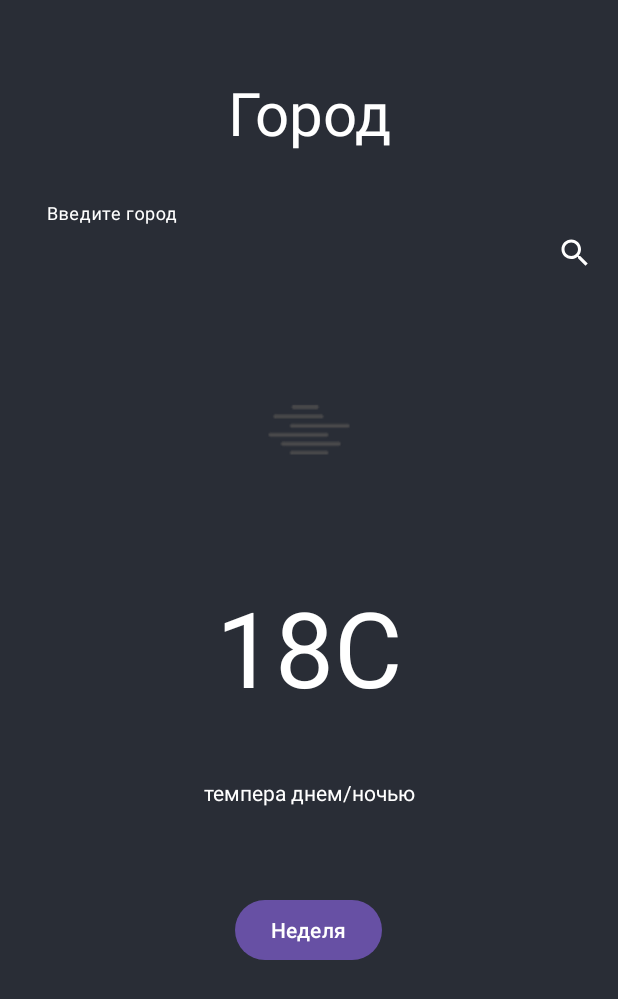
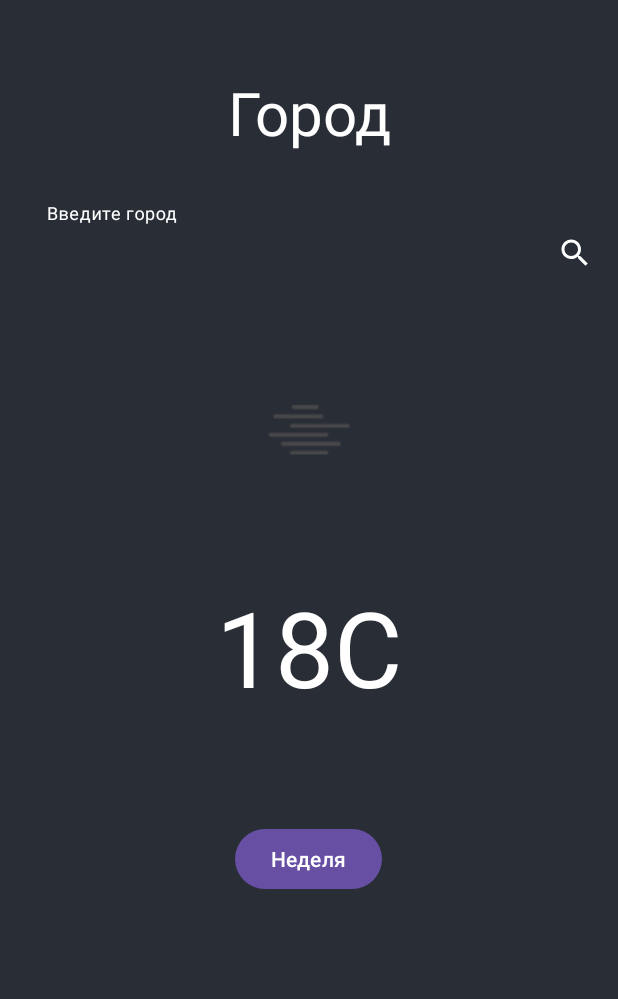
Before and after one commit to Leturgone/WeatherApp, an Android app: the screen it shows after launch (MainActivity), on a phone screen of 412 x 824 dp. Shown: the top 999 px of the screen. Run offline under Robolectric (Android 15) with nearby library versions, the phone set to English and light mode, and no system bars.

Commit message:
Измнене дизайн первого окна

```diff
--- a/app/src/main/res/layout/activity_main.xml
+++ b/app/src/main/res/layout/activity_main.xml
@@ -117,26 +117,14 @@
 
         <!-- Вместо дефолтного изображения будет иконка погоды-->
 
-        <TextView
-            android:id="@+id/TempDnNigt"
-            android:layout_width="match_parent"
-            android:layout_height="wrap_content"
-            android:layout_below="@+id/TemperatureT"
-            android:layout_marginStart="18dp"
-            android:layout_marginTop="10dp"
-            android:layout_marginEnd="18dp"
-            android:layout_marginBottom="18dp"
-            android:gravity="center"
-            android:text="темпера днем/ночью"
-            android:textAlignment="center"
-            android:textColor="@color/white" />
+
 
         <Button
             android:id="@+id/NextButton"
             android:onClick="onNext"
             android:layout_width="wrap_content"
             android:layout_height="wrap_content"
-            android:layout_below="@+id/TempDnNigt"
+            android:layout_below="@+id/TemperatureT"
             android:layout_centerInParent="true"
             android:layout_marginStart="40dp"
             android:layout_marginTop="40dp"
```
